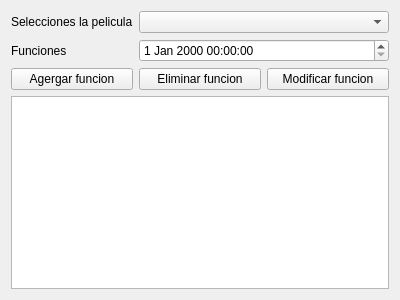
Before: the Qt Designer form Proyecto_Cine/horarios.ui in moyeta-tech/Cine, drawn with Qt 5.
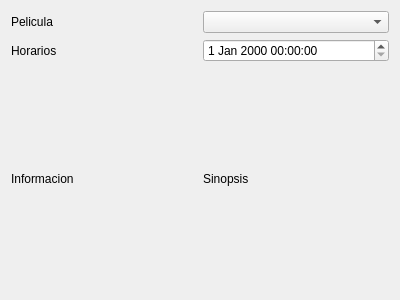
After: the same form once the commit is applied.

The edit to the form file:
```diff
--- a/Proyecto_Cine/horarios.ui
+++ b/Proyecto_Cine/horarios.ui
@@ -1,7 +1,7 @@
 <?xml version="1.0" encoding="UTF-8"?>
 <ui version="4.0">
  <class>Horarios</class>
- <widget class="QWidget" name="Horarios">
+ <widget class="QDialog" name="Horarios">
   <property name="geometry">
    <rect>
     <x>0</x>
@@ -16,50 +16,40 @@
   <layout class="QHBoxLayout" name="horizontalLayout">
    <item>
     <layout class="QGridLayout" name="gridLayout">
+     <item row="0" column="1">
+      <widget class="QComboBox" name="comboBox"/>
+     </item>
+     <item row="1" column="1">
+      <widget class="QDateTimeEdit" name="dateTimeEdit"/>
+     </item>
      <item row="0" column="0">
       <widget class="QLabel" name="label">
        <property name="text">
-        <string>Selecciones la pelicula</string>
-       </property>
-      </widget>
-     </item>
-     <item row="2" column="1">
-      <widget class="QPushButton" name="pushButton_2">
-       <property name="text">
-        <string>Eliminar funcion</string>
+        <string>Pelicula</string>
        </property>
       </widget>
      </item>
      <item row="1" column="0">
       <widget class="QLabel" name="label_2">
        <property name="text">
-        <string>Funciones</string>
+        <string>Horarios</string>
        </property>
       </widget>
      </item>
      <item row="2" column="0">
-      <widget class="QPushButton" name="pushButton">
+      <widget class="QLabel" name="label_3">
        <property name="text">
-        <string>Agergar funcion</string>
+        <string>Informacion</string>
        </property>
       </widget>
      </item>
-     <item row="2" column="2">
-      <widget class="QPushButton" name="pushButton_3">
+     <item row="2" column="1">
+      <widget class="QLabel" name="label_4">
        <property name="text">
-        <string>Modificar funcion</string>
+        <string>Sinopsis</string>
        </property>
       </widget>
      </item>
-     <item row="3" column="0" colspan="3">
-      <widget class="QTableWidget" name="tableWidget"/>
-     </item>
-     <item row="1" column="1" colspan="2">
-      <widget class="QDateTimeEdit" name="dateTimeEdit"/>
-     </item>
-     <item row="0" column="1" colspan="2">
-      <widget class="QComboBox" name="comboBox"/>
-     </item>
     </layout>
    </item>
   </layout>
```
Left out of the diff: 2 changed lines with no effect on the pictures.
